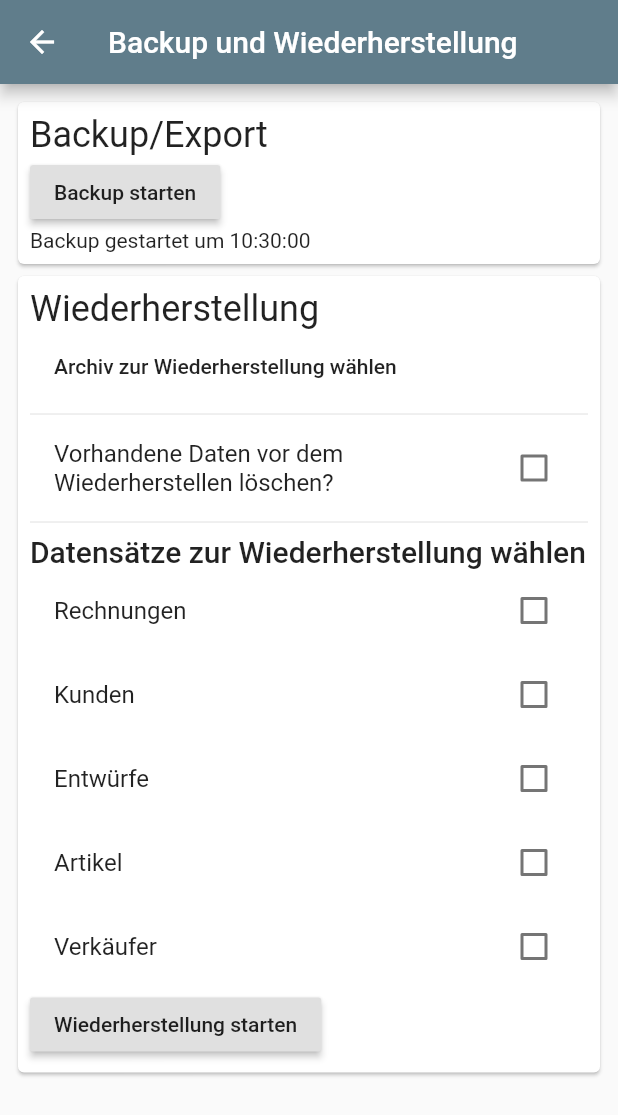
After one commit to leontappe/bitter, a Flutter app: the BackupPage screen opened by its route, after a tap on "Backup starten", after a tap on "Archiv zur Wiederherstellung wählen", on a phone screen of 412 x 824 dp. The commit adds this screen. Shown: the top 1115 px of the screen. Run offline on Flutter 3.47's test engine with Material 2 defaults, Android fonts, the phone set to English and light mode, and no system bars; our stand-ins replace bloc, csv, flutter_bloc, package_info, path_provider_platform_interface, pdf and 3 more; missing offline and left inert: autocomplete_textfield, file_chooser, mysql1; accounts and stored records are empty; statements that could not run were skipped.

Commit message:
finish backup function and basic ui for restore
Working on #43

```diff
--- a/lib/main.dart
+++ b/lib/main.dart
@@ -1,4 +1,5 @@
 import 'package:flutter/material.dart';
+import 'package:intl/date_symbol_data_local.dart';
 import 'package:intl/intl.dart';
 
 import 'src/homepage.dart';
@@ -7,6 +8,7 @@ import 'src/pages/customers/customers_list_page.dart';
 import 'src/pages/drafts/drafts_list_page.dart';
 import 'src/pages/items/items_list_page.dart';
 import 'src/pages/settings/app_settings_page.dart';
+import 'src/pages/settings/backup_page.dart';
 import 'src/pages/settings/settings_page.dart';
 import 'src/pages/settings/vendors/vendors_list_page.dart';
 import 'src/providers/database_provider.dart';
@@ -15,8 +17,9 @@ import 'src/providers/mysql_provider.dart';
 import 'src/providers/sqlite_provider.dart';
 import 'src/repositories/settings_repository.dart';
 
-void main() {
+void main() async {
   Intl.defaultLocale = 'de_DE';
+  await initializeDateFormatting(Intl.defaultLocale);
   runApp(Bitter());
 }
 
@@ -45,6 +48,7 @@ class Bitter extends StatelessWidget {
                 '/settings': (BuildContext context) => SettingsPage(),
                 '/settings/app': (BuildContext context) => AppSettingsPage(),
                 '/settings/vendors': (BuildContext context) => VendorsPage(),
+                '/settings/backup': (BuildContext context) => BackupPage(),
               },
             ),
           );
--- a/lib/src/models/bill.dart
+++ b/lib/src/models/bill.dart
@@ -75,8 +75,8 @@ class Bill {
       );
 
   Map<String, dynamic> get toMap => <String, dynamic>{
+        ...toMapShort,
         'file': base64.encode(file),
-        ...toMapShort,
       };
 
   Map<String, dynamic> get toMapShort => <String, dynamic>{
--- /dev/null
+++ b/lib/src/pages/settings/backup_page.dart
@@ -0,0 +1,338 @@
+import 'dart:io';
+
+import 'package:archive/archive_io.dart';
+import 'package:bitter/src/providers/database_provider.dart';
+import 'package:bitter/src/providers/inherited_database.dart';
+import 'package:csv/csv.dart';
+import 'package:file_chooser/file_chooser.dart';
+import 'package:flutter/material.dart';
+import 'package:intl/intl.dart';
+import 'package:path_provider/path_provider.dart';
+
+import '../../repositories/bill_repository.dart';
+import '../../repositories/customer_repository.dart';
+import '../../repositories/draft_repository.dart';
+import '../../repositories/item_repository.dart';
+import '../../repositories/vendor_repository.dart';
+
+class Operation {
+  final DateTime started;
+  DateTime finished;
+  bool success = false;
+
+  String result;
+
+  Operation(this.started);
+
+  @override
+  String toString() => '[Operation - started:$started. finished:$finished, success:$success]';
+
+  void finish({bool success = true, String result}) {
+    this.result = result;
+    finished = DateTime.now();
+    this.success = success;
+  }
+}
+
+class RecoveryChoice {
+  bool bills = false;
+  bool customers = false;
+  bool drafts = false;
+  bool items = false;
+  bool vendors = false;
+
+  RecoveryChoice();
+
+  bool get isset => bills || customers || drafts || items || vendors;
+}
+
+class BackupPage extends StatefulWidget {
+  @override
+  _BackupPageState createState() => _BackupPageState();
+}
+
+class _BackupPageState extends State<BackupPage> {
+  BillRepository<DatabaseProvider> billRepo;
+  CustomerRepository<DatabaseProvider> customerRepo;
+  DraftRepository<DatabaseProvider> draftRepo;
+  ItemRepository<DatabaseProvider> itemRepo;
+  VendorRepository<DatabaseProvider> vendorRepo;
+
+  bool busy = false;
+  List<Operation> backups = <Operation>[];
+  List<Operation> restores = <Operation>[];
+
+  String archivePath;
+  bool overwriteRestore = false;
+  RecoveryChoice recoveryChoice = RecoveryChoice();
+
+  @override
+  Widget build(BuildContext context) {
+    return Scaffold(
+      appBar: AppBar(
+        title: Text('Backup und Wiederherstellung'),
+      ),
+      body: ListView(
+        padding: EdgeInsets.all(8.0),
+        children: <Widget>[
+          Card(
+            child: Padding(
+              padding: EdgeInsets.fromLTRB(8.0, 8.0, 64.0, 8.0),
+              child: Column(
+                crossAxisAlignment: CrossAxisAlignment.start,
+                children: <Widget>[
+                  Text('Backup/Export', style: Theme.of(context).textTheme.headline5),
+                  Row(
+                    children: [
+                      RaisedButton(
+                        onPressed: !busy ? onStartBackup : null,
+                        child: Text('Backup starten'),
+                      ),
+                      Spacer(),
+                      if (busy) CircularProgressIndicator(),
+                    ],
+                  ),
+                  ...backups.map<Widget>((Operation e) => Text(
+                      'Backup gestartet um ${DateFormat.Hms().format(e.started)}' +
+                          (e.finished != null
+                              ? ' und beendet um ${DateFormat.Hms().format(e.finished)} (${(e.finished.millisecondsSinceEpoch - e.started.millisecondsSinceEpoch) / 1000} Sekunden)\nAusgabe in: ${e.result}'
+                              : ''))),
+                ],
+              ),
+            ),
+          ),
+          Card(
+            child: Padding(
+              padding: EdgeInsets.all(8.0),
+              child: Column(
+                crossAxisAlignment: CrossAxisAlignment.start,
+                children: <Widget>[
+                  Text('Wiederherstellung', style: Theme.of(context).textTheme.headline5),
+                  MaterialButton(
+                      onPressed: onOpenArchiveChooser,
+                      child: Text('Archiv zur Wiederherstellung wählen')),
+                  if (archivePath != null) Text(' Aktuelle Auswahl: $archivePath'),
+                  Divider(),
+                  CheckboxListTile(
+                    title: Text('Vorhandene Daten vor dem Wiederherstellen löschen?'),
+                    value: overwriteRestore,
+                    onChanged: (bool input) => setState(() => overwriteRestore = input),
+                  ),
+                  Divider(),
+                  Text('Datensätze zur Wiederherstellung wählen',
+                      style: Theme.of(context).textTheme.headline6),
+                  CheckboxListTile(
+                    value: recoveryChoice.bills,
+                    onChanged: (bool input) => setState(() => recoveryChoice.bills = input),
+                    title: Text('Rechnungen'),
+                  ),
+                  CheckboxListTile(
+                    value: recoveryChoice.customers,
+                    onChanged: (bool input) => setState(() => recoveryChoice.customers = input),
+                    title: Text('Kunden'),
+                  ),
+                  CheckboxListTile(
+                    value: recoveryChoice.drafts,
+                    onChanged: (bool input) => setState(() => recoveryChoice.drafts = input),
+                    title: Text('Entwürfe'),
+                  ),
+                  CheckboxListTile(
+                    value: recoveryChoice.items,
+                    onChanged: (bool input) => setState(() => recoveryChoice.items = input),
+                    title: Text('Artikel'),
+                  ),
+                  CheckboxListTile(
+                    value: recoveryChoice.vendors,
+                    onChanged: (bool input) => setState(() => recoveryChoice.vendors = input),
+                    title: Text('Verkäufer'),
+                  ),
+                  Row(
+                    children: [
+                      RaisedButton(
+                          onPressed: onStartRecovery, child: Text('Wiederherstellung starten')),
+                      Spacer(),
+                      if (busy) CircularProgressIndicator(),
+                    ],
+                  ),
+                  ...restores.map<Widget>((Operation e) => Text(
+                      'Wiederherstellung gestartet um ${DateFormat.Hms().format(e.started)}' +
+                          (e.finished != null
+                              ? ' und beendet um ${DateFormat.Hms().format(e.finished)} (${(e.finished.millisecondsSinceEpoch - e.started.millisecondsSinceEpoch) / 1000} Sekunden)\n${e.result}'
+                              : ''))),
+                ],
+              ),
+            ),
+          ),
+        ],
+      ),
+    );
+  }
+
+  @override
+  void didChangeDependencies() {
+    initDb();
+    super.didChangeDependencies();
+  }
+
+  Future<void> initDb() async {
+    billRepo = BillRepository(InheritedDatabase.of<DatabaseProvider>(context).provider);
+    customerRepo = CustomerRepository(InheritedDatabase.of<DatabaseProvider>(context).provider);
+    draftRepo = DraftRepository(InheritedDatabase.of<DatabaseProvider>(context).provider);
+    itemRepo = ItemRepository(InheritedDatabase.of<DatabaseProvider>(context).provider);
+    vendorRepo = VendorRepository(InheritedDatabase.of<DatabaseProvider>(context).provider);
+
+    await billRepo.setUp();
+    await customerRepo.setUp();
+    await draftRepo.setUp();
+    await itemRepo.setUp();
+    await vendorRepo.setUp();
+  }
+
+  void onOpenArchiveChooser() async {
+    List<String> result;
+    if (!Platform.isWindows) {
+      final dialogResult = await showOpenPanel(
+        //initialDirectory: (await getApplicationDocumentsDirectory()).path,
+        allowedFileTypes: [
+          FileTypeFilterGroup(label: 'archives', fileExtensions: ['zip'])
+        ],
+        allowsMultipleSelection: false,
+        canSelectDirectories: false,
+        confirmButtonText: 'Auswählen',
+      );
+
+      if (dialogResult.canceled) {
+        return;
+      } else {
+        result = dialogResult.paths;
+      }
+    } else {
+      final dialogResult = await showDialog<bool>(
+        context: context,
+        builder: (BuildContext context) => AlertDialog(
+          title: Text('Wiederherstellungsdatei laden'),
+          content: Text(
+              'Um ein Archiv zum Wiederherstellen auszuwählen die entsprechende Datei unter Dokumente\\bitter\\config platzieren und danach \'Fertig\' drücken.'),
+          actions: [
+            MaterialButton(
+              child: Text('Abbrechen'),
+              onPressed: () => Navigator.pop(context, false),
+            ),
+            MaterialButton(
+              child: Text('Fertig'),
+              onPressed: () => Navigator.pop(context, true),
+            ),
+          ],
+        ),
+      );
+      if (dialogResult) {
+        final docPath = '${(await getApplicationDocumentsDirectory()).path}\\bitter\\config';
+        final docs = Directory(docPath);
+        final backups =
+            docs.listSync(followLinks: false).where((e) => e.path.contains('.zip')).toList();
+        backups.removeWhere(
+            (element) => element.path.contains('.json') || element.path.contains('.db'));
+
+        if (backups.isEmpty) {
+          return;
+        } else {
+          result = List.from(backups.map<String>((e) => e.path));
+        }
+      }
+    }
+
+    setState(() => archivePath = result.first);
+  }
+
+  void onStartBackup() async {
+    final startTime = DateTime.now();
+
+    setState(() => backups.add(Operation(startTime)));
+
+    // set up paths for all platforms
+    String downloadsPath;
+    if (Platform.isWindows) {
+      downloadsPath = (await getApplicationDocumentsDirectory()).path;
+    } else {
+      downloadsPath = (await getDownloadsDirectory()).path;
+    }
+    final backupPath = '${downloadsPath}/bitter/backup';
+    await Directory(backupPath).create();
+
+    // collect data from repos and store as csv
+    // temp csv files are stored under bitter/backup/csv
+    final csvDir = await Directory('$backupPath/csv').create();
+
+    final bills = await billRepo.select();
+    final customers = await customerRepo.select();
+    final drafts = await draftRepo.select();
+    final items = await itemRepo.select();
+    final vendors = await vendorRepo.select();
+
+    const csvConverter = ListToCsvConverter();
+
+    final billCsv = <List<dynamic>>[bills.first.toMap.keys.toList()];
+    billCsv.addAll(bills.map<List<dynamic>>((e) => e.toMap.values.toList()));
+    await File('${csvDir.path}/bills.csv').writeAsString(csvConverter.convert(billCsv));
+
+    final customerCsv = <List<dynamic>>[customers.first.toMap.keys.toList()];
+    customerCsv.addAll(customers.map<List<dynamic>>((e) => e.toMap.values.toList()));
+    await File('${csvDir.path}/customers.csv').writeAsString(csvConverter.convert(customerCsv));
+
+    final draftCsv = <List<dynamic>>[drafts.first.toMap.keys.toList()];
+    draftCsv.addAll(drafts.map<List<dynamic>>((e) => e.toMap.values.toList()));
+    await File('${csvDir.path}/drafts.csv').writeAsString(csvConverter.convert(draftCsv));
+
+    final itemCsv = <List<dynamic>>[items.first.toMap.keys.toList()];
+    itemCsv.addAll(items.map<List<dynamic>>((e) => e.toMap.values.toList()));
+    await File('${csvDir.path}/items.csv').writeAsString(csvConverter.convert(itemCsv));
+
+    final vendorCsv = <List<dynamic>>[vendors.first.toMap.keys.toList()];
+    vendorCsv.addAll(vendors.map<List<dynamic>>((e) => e.toMap.values.toList()));
+    await File('${csvDir.path}/vendors.csv').writeAsString(csvConverter.convert(vendorCsv));
+
+    // write a zip file with collected data
+    final encoder = ZipFileEncoder();
+    final archivePath =
+        '$backupPath/backup_${startTime.toString().replaceAll(':', '-').replaceAll(' ', '_').replaceAll('.', '-')}.zip';
+    encoder.create(archivePath);
+    await encoder.addDirectory(csvDir);
+    encoder.close();
+
+    setState(() => backups.last.finish(result: archivePath));
+  }
+
+  void onStartRecovery() async {
+    if (!recoveryChoice.isset) {
+      await showDialog<dynamic>(
+        context: context,
+        builder: (BuildContext context) => AlertDialog(
+          title: Text(
+              'Du musst mindestens einen der Datensätze zur Wiederherstellung wählen.\nBitte wähle die zur Wiederherstellung vorgemerkten Datensätze aus und versuche es noch ein Mal.'),
+          actions: [MaterialButton(onPressed: () => Navigator.pop(context), child: Text('Okay'))],
+        ),
+      );
+      return;
+    }
+    final result = await showDialog<bool>(
+        context: context,
+        builder: (BuildContext context) => AlertDialog(
+              title: Text('Möchtest du wirklich die Wiederherstellung starten?'),
+              actions: [
+                RaisedButton(
+                  onPressed: () => Navigator.pop(context, false),
+                  child: Text('Nein doch nicht!'),
+                ),
+                RaisedButton(
+                  onPressed: () => Navigator.pop(context, true),
+                  child: Text('Ja, bitte starten'),
+                ),
+              ],
+            ));
+    if (!result) return;
+
+    setState(() => restores.add(Operation(DateTime.now())));
+
+    // TODO: load and unzip file, then parse objects for all selected tables and insert them via corresponding repos
+  }
+}
--- a/lib/src/pages/settings/settings_page.dart
+++ b/lib/src/pages/settings/settings_page.dart
@@ -19,6 +19,11 @@ class SettingsPage extends StatelessWidget {
           subtitle: Text('Einstellen der Datenbankverbindung und der Bearbeiter*in'),
           onTap: () => Navigator.pushNamed(context, '/settings/app'),
         ),
+        ListTile(
+          title: Text('Backup und Wiederherstellung', style: Theme.of(context).textTheme.headline6),
+          subtitle: Text('Export und Sicherung der Datenbank'),
+          onTap: () => Navigator.pushNamed(context, '/settings/backup'),
+        ),
       ]),
     );
   }
--- a/pubspec.yaml
+++ b/pubspec.yaml
@@ -35,6 +35,8 @@ dependencies:
       path: plugins/file_chooser
     #path: ../file_chooser
   autocomplete_textfield: ^1.7.3
+  csv: ^4.0.3
+  archive: ^2.0.13
 
 dev_dependencies:
   flutter_test:
```
Also changed, not shown: pubspec.lock.
